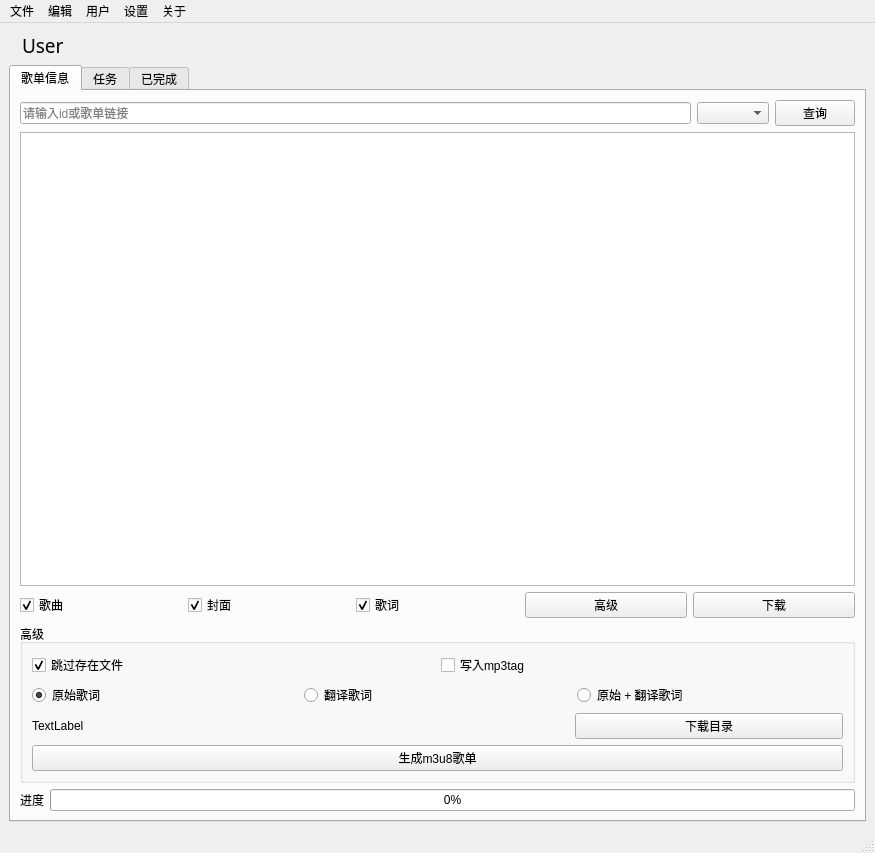
Qt form net.ui (pluto0x0/ncmd) before a commit.
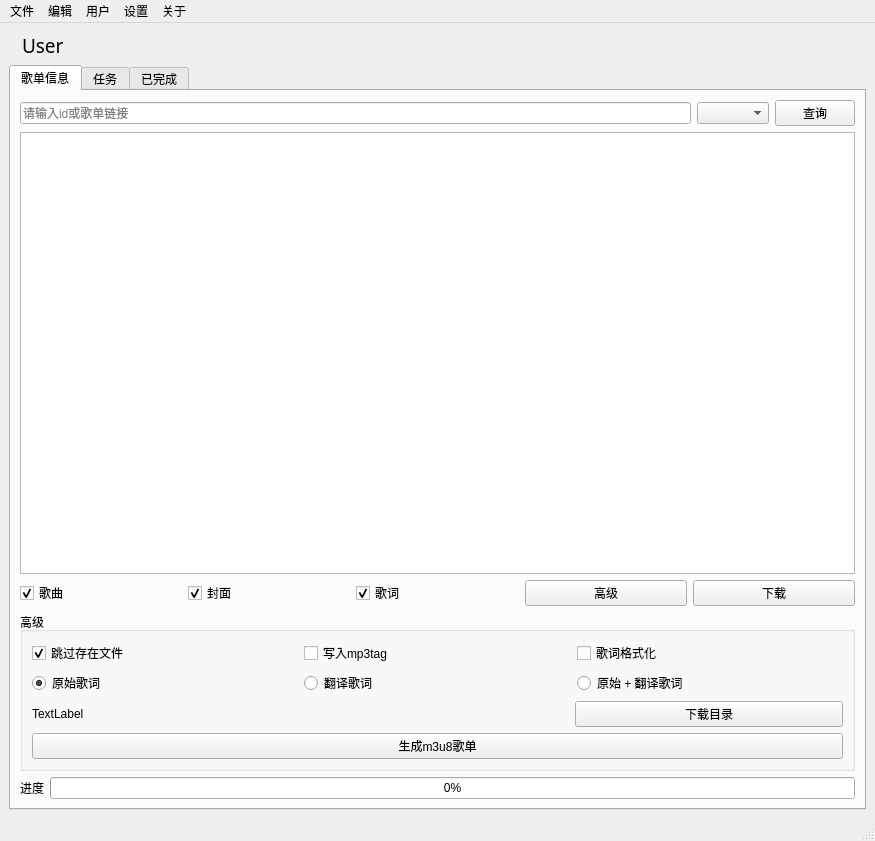
The same form after that commit.

Commit message: 增加歌词格式化功能

```diff
--- a/net.ui
+++ b/net.ui
@@ -7,7 +7,7 @@
     <x>0</x>
     <y>0</y>
     <width>875</width>
-    <height>853</height>
+    <height>841</height>
    </rect>
   </property>
   <property name="windowTitle">
@@ -69,7 +69,7 @@
       <item>
        <widget class="QLabel" name="listNameLB">
         <property name="text">
-         <string> </string>
+         <string/>
         </property>
        </widget>
       </item>
@@ -205,6 +205,13 @@
                </property>
               </widget>
              </item>
+             <item>
+              <widget class="QCheckBox" name="lrcFormatCheck">
+               <property name="text">
+                <string>歌词格式化</string>
+               </property>
+              </widget>
+             </item>
             </layout>
            </item>
            <item>
```
The commit also changes 2 other files.
